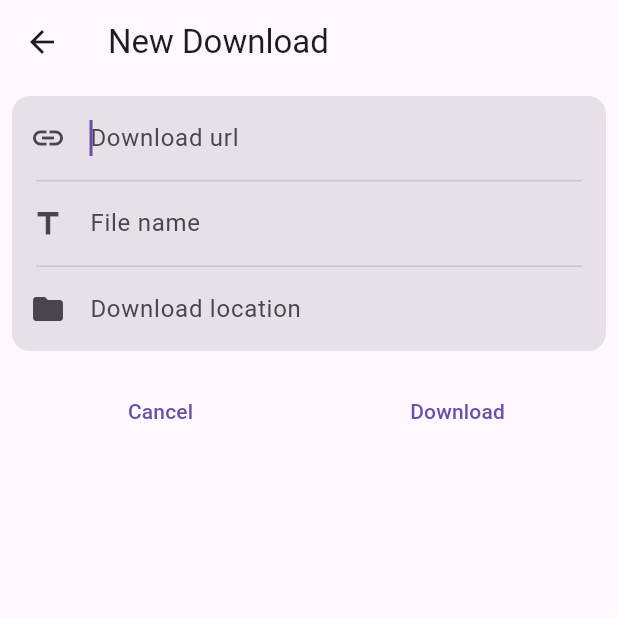
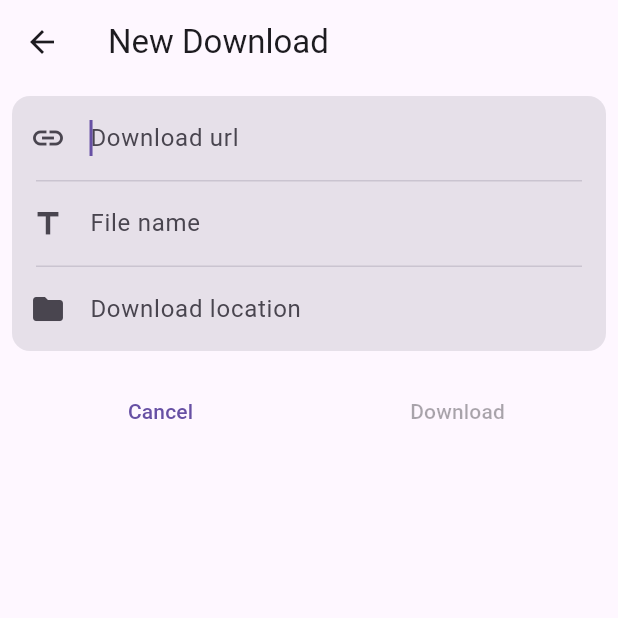
Before and after one commit to aim22-projects/toolbox_old, a Flutter app: the screen it shows after launch, after a tap on the "add" icon, on a phone screen of 412 x 824 dp, the top half of it. Run offline on Flutter 3.47's test engine with Material 3 defaults, Android fonts, the phone set to English and light mode, and no system bars; our stand-ins replace go_router, sqflite; missing offline and left inert: receive_sharing_intent; accounts and stored records are empty.

```diff
--- a/lib/models/download.dart
+++ b/lib/models/download.dart
@@ -20,6 +20,7 @@ class DownloadFields {
   static const String location = 'location';
   static const String createdAt = 'createdAt';
   static const String downloadStatus = 'downloadStatus';
+  static const String thumbnailUrl = 'thumbnailUrl';
 
   // table name
   static const String tableName = 'downloads';
@@ -32,6 +33,7 @@ class Download {
   String location;
   String createdAt;
   DownloadStatus downloadStatus;
+  String thumbnailUrl;
 
   Download({
     this.id,
@@ -40,6 +42,7 @@ class Download {
     required this.location,
     required this.createdAt,
     required this.downloadStatus,
+    required this.thumbnailUrl,
   });
 
   Download.from(Map<String, dynamic> value)
@@ -48,7 +51,35 @@ class Download {
         name = value[DownloadFields.name],
         location = value[DownloadFields.location],
         createdAt = value[DownloadFields.createdAt],
-        downloadStatus = DownloadStatus.values[value[DownloadFields.id]];
+        downloadStatus = DownloadStatus.values.firstWhere(
+            (item) => item.value == value[DownloadFields.createdAt],
+            orElse: () => DownloadStatus.loading),
+        thumbnailUrl = value[DownloadFields.thumbnailUrl];
+
+  factory Download.fromJson(Map<String, dynamic> json) {
+    return switch (json) {
+      {
+        'id': int id,
+        'url': String url,
+        'name': String name,
+        'location': String location,
+        'createdAt': String createdAt,
+        'downloadStatus': int downloadStatus,
+        'thumbnailUrl': String thumbnailUrl,
+      } =>
+        Download(
+            id: id,
+            url: url,
+            name: name,
+            location: location,
+            createdAt: createdAt,
+            downloadStatus: DownloadStatus.values.firstWhere(
+                (item) => item.value == downloadStatus,
+                orElse: () => DownloadStatus.loading),
+            thumbnailUrl: thumbnailUrl),
+      _ => throw const FormatException('Failed to load album.'),
+    };
+  }
 
   Map<String, dynamic> toMap() => {
         DownloadFields.id: id,
@@ -56,6 +87,7 @@ class Download {
         DownloadFields.name: name,
         DownloadFields.location: location,
         DownloadFields.createdAt: createdAt,
-        DownloadFields.downloadStatus: downloadStatus.value
+        DownloadFields.downloadStatus: downloadStatus.value,
+        DownloadFields.thumbnailUrl: thumbnailUrl
       };
 }
--- /dev/null
+++ b/lib/providers/new_download.dart
@@ -0,0 +1,58 @@
+import 'package:flutter/material.dart';
+import 'package:go_router/go_router.dart';
+import 'package:toolbox/models/download.dart';
+import 'package:toolbox/repositories/database/downloads.dart';
+
+class NewDownloadProvider extends ChangeNotifier {
+  final urlInputController = TextEditingController();
+  final fileNameInputController = TextEditingController();
+  final downloadLocationInputController = TextEditingController();
+
+  final BuildContext context;
+  final String? downloadUrl;
+  final DownloadsRepository downloadsRepository = DownloadsRepository();
+
+  NewDownloadProvider({required this.context, this.downloadUrl}) {
+    if (downloadUrl != null) {
+      urlInputController.text = downloadUrl!;
+    }
+    urlInputController.addListener(_onFormChanged);
+    fileNameInputController.addListener(_onFormChanged);
+    downloadLocationInputController.addListener(_onFormChanged);
+  }
+  void _onFormChanged() {
+    notifyListeners();
+  }
+
+  @override
+  void dispose() {
+    urlInputController.dispose();
+    fileNameInputController.dispose();
+    downloadLocationInputController.dispose();
+    super.dispose();
+  }
+
+  bool get isFormValid =>
+      urlInputController.text.isNotEmpty &&
+      fileNameInputController.text.isNotEmpty &&
+      downloadLocationInputController.text.isNotEmpty;
+
+  Future<void> Function()? get addNewDownloadEvent =>
+      isFormValid ? addNewDownloadTask : null;
+
+  Future<void> addNewDownloadTask() async {
+    await downloadsRepository.insertDownload(
+      Download(
+        url: urlInputController.text,
+        name: fileNameInputController.text,
+        location: downloadLocationInputController.text,
+        createdAt: DateTime.now().toIso8601String(),
+        downloadStatus: DownloadStatus.completed,
+        thumbnailUrl: '',
+      ),
+    );
+    // ignore: use_build_context_synchronously
+    GoRouter.of(context).pop();
+    // if (result)
+  }
+}
--- a/lib/repositories/database/base.dart
+++ b/lib/repositories/database/base.dart
@@ -12,12 +12,18 @@ class BaseDatabaseRepository {
   Database? _database;
 
   Future<Database?> get database async {
+    // 1. return _database if not null;
+
     if (_database != null) {
       return _database;
     }
-    // return _database;
-    _database = await _initDatabase();
-    return _database!;
+
+    // 2. init database, set to _database and return
+    // _database = await _initDatabase();
+    // return _database!;
+
+    // 2. init database, set to _database and return
+    return _database = await _initDatabase();
   }
 
   Future<Database> _initDatabase() async {
@@ -25,9 +31,4 @@ class BaseDatabaseRepository {
     final path = join(dbPath, 'app_database.db');
     return await openDatabase(path, version: 1);
   }
-
-  void _createTables(Database db, int version) async {
-    // await db.execute(PostService.createTableQuery);
-    // await db.execute(DownloadService.createTableQuery);
-  }
 }
--- a/lib/repositories/database/downloads.dart
+++ b/lib/repositories/database/downloads.dart
@@ -28,7 +28,8 @@ class DownloadsRepository {
       ${DownloadFields.name} TEXT NOT NULL,
       ${DownloadFields.location} TEXT NOT NULL,
       ${DownloadFields.createdAt} TEXT NOT NULL,
-      ${DownloadFields.downloadStatus} INTEGER NOT NULL
+      ${DownloadFields.downloadStatus} INTEGER NOT NULL,
+      ${DownloadFields.thumbnailUrl} TEXT
     )
   ''';
 
--- a/lib/screens/downloads.dart
+++ b/lib/screens/downloads.dart
@@ -1,97 +1,36 @@
 import 'package:flutter/material.dart';
-import 'package:go_router/go_router.dart';
+import 'package:provider/provider.dart';
 import 'package:toolbox/models/download.dart';
-import 'package:toolbox/repositories/database/downloads.dart';
+import 'package:toolbox/providers/downloads.dart';
 import 'package:toolbox/widgets/download_tile.dart';
 
-class DownloadsScreen extends StatefulWidget {
+class DownloadsScreen extends StatelessWidget {
   const DownloadsScreen({super.key});
 
   @override
-  State<DownloadsScreen> createState() => _DownloadsScreenState();
-}
-
-class _DownloadsScreenState extends State<DownloadsScreen>
-    with WidgetsBindingObserver {
-  DownloadsRepository downloadsRepository = DownloadsRepository();
-
-  List<Download> downloads = [];
-
-  @override
-  void initState() {
-    init();
-    WidgetsBinding.instance.addObserver(this);
-    super.initState();
-  }
-
-  @override
-  void dispose() {
-    WidgetsBinding.instance.removeObserver(this);
-    super.dispose();
-  }
-
-  @override
-  void didChangeAppLifecycleState(AppLifecycleState state) {
-    if (state == AppLifecycleState.resumed) {
-      init();
-    }
-  }
-
-  Future<void> init() async {
-    // await Future<void>.delayed(const Duration(seconds: 3));
-
-    // 1. fetch database values
-    var result = await downloadsRepository.getDownloads();
-
-    // 2. result
-    setState(() => downloads = result ?? []);
-  }
-
-  @override
   Widget build(BuildContext context) {
-    return Scaffold(
+    return ChangeNotifierProvider(
+      create: (context) => DownloadsProvider(context: context),
+      builder: (context, child) => Scaffold(
         resizeToAvoidBottomInset: true,
         appBar: AppBar(
           title: const Text('Downloads'),
-        // titleTextStyle: Theme.of(context).textTheme.titleMedium,
         ),
-      // bottomNavigationBar: BottomNavigationBar(
-      //   items: const [
-      //     BottomNavigationBarItem(
-      //       icon: Icon(Icons.share),
-      //       label: 'Share',
-      //     ),
-      //     BottomNavigationBarItem(
-      //       icon: Icon(Icons.edit_square),
-      //       label: 'Rename',
-      //     ),
-      //     BottomNavigationBarItem(
-      //       icon: Icon(Icons.info),
-      //       label: 'Details',
-      //     ),
-      //     BottomNavigationBarItem(
-      //       icon: Icon(Icons.delete),
-      //       label: 'Delete',
-      //     ),
-      //     BottomNavigationBarItem(
-      //       icon: Icon(Icons.more_vert),
-      //       label: 'More',
-      //     ),
-      //   ],
-      // ),
         body: RefreshIndicator(
-        onRefresh: init,
+          onRefresh: context.read<DownloadsProvider>().init,
           child: CustomScrollView(
             physics: const AlwaysScrollableScrollPhysics(),
             slivers: [
               SliverToBoxAdapter(
                 child: Card.filled(
                   margin: const EdgeInsets.all(8),
-                child: ListView.separated(
+                  child: Selector<DownloadsProvider, List<Download>>(
+                    selector: (context, provider) => provider.downloads,
+                    builder: (context, value, child) => ListView.separated(
                       shrinkWrap: true,
                       physics: const ClampingScrollPhysics(),
                       itemBuilder: (context, index) => DownloadTile(
-                    fileName: downloads[index].name,
+                        fileName: value[index].name,
                         downloadStatus: DownloadStatus.completed,
                       ),
                       separatorBuilder: (context, index) => const Divider(
@@ -99,20 +38,23 @@ class _DownloadsScreenState extends State<DownloadsScreen>
                         indent: 16,
                         endIndent: 16,
                       ),
-                  itemCount: downloads.length,
+                      itemCount: value.length,
+                    ),
                   ),
                 ),
               ),
             ],
           ),
         ),
-      floatingActionButton: FloatingActionButton(
-        onPressed: () async {
-          var result = await GoRouter.of(context).push('/downloads/new');
-          init();
-        },
+        floatingActionButton:
+            Selector<DownloadsProvider, Future<void> Function()>(
+          selector: (_, provider) => provider.goToNewDownloadScreen,
+          builder: (context, value, child) => FloatingActionButton(
+            onPressed: value,
             child: const Icon(Icons.add),
             // onPressed: () => NewDownloadSheet.show(context),
+          ),
+        ),
       ),
     );
   }
--- a/lib/screens/new_download.dart
+++ b/lib/screens/new_download.dart
@@ -1,46 +1,45 @@
 import 'package:flutter/material.dart';
 import 'package:go_router/go_router.dart';
-import 'package:toolbox/models/download.dart';
-import 'package:toolbox/repositories/database/downloads.dart';
+import 'package:provider/provider.dart';
+import 'package:toolbox/providers/new_download.dart';
 
-class NewDownload extends StatefulWidget {
+class NewDownload extends StatelessWidget {
   final String? downloadUrl;
   const NewDownload({super.key, this.downloadUrl});
 
   @override
-  State<NewDownload> createState() => _NewDownloadState();
+  Widget build(BuildContext context) {
+    return ChangeNotifierProvider<NewDownloadProvider>(
+      create: (context) => NewDownloadProvider(
+        context: context,
+        downloadUrl: downloadUrl,
+      ),
+      child: Scaffold(
+        appBar: AppBar(
+          title: const Text('New Download'),
+        ),
+        body: const NewDownloadForm(),
+      ),
+    );
+  }
 }
 
-class _NewDownloadState extends State<NewDownload> {
-  final urlInputController = TextEditingController();
-  final fileNameInputController = TextEditingController();
-  final downloadLocationInputController = TextEditingController();
-  String? downloadUrl = '';
-
-  DownloadsRepository downloadsRepository = DownloadsRepository();
-
-  @override
-  void initState() {
-    urlInputController.text = widget.downloadUrl ?? '';
-
-    super.initState();
-  }
+class NewDownloadForm extends StatelessWidget {
+  const NewDownloadForm({super.key});
 
   @override
   Widget build(BuildContext context) {
-    return Scaffold(
-      appBar: AppBar(
-        title: const Text('New Download'),
-      ),
-      body: Column(
+    return Column(
       children: [
         Card.filled(
           margin: const EdgeInsets.all(8),
           child: Column(
             mainAxisSize: MainAxisSize.min,
             children: [
-                TextField(
-                  controller: urlInputController,
+              Selector<NewDownloadProvider, TextEditingController>(
+                selector: (_, provider) => provider.urlInputController,
+                builder: (context, value, child) => TextField(
+                  controller: value,
                   decoration: const InputDecoration(
                     prefixIcon: Icon(Icons.link),
                     border: OutlineInputBorder(borderSide: BorderSide.none),
@@ -52,13 +51,16 @@ class _NewDownloadState extends State<NewDownload> {
                   keyboardType: TextInputType.multiline,
                   maxLines: null,
                 ),
+              ),
               const Divider(
                 height: 1,
                 indent: 16,
                 endIndent: 16,
               ),
-                TextField(
-                  controller: fileNameInputController,
+              Selector<NewDownloadProvider, TextEditingController>(
+                selector: (_, provider) => provider.fileNameInputController,
+                builder: (context, value, child) => TextField(
+                  controller: value,
                   decoration: const InputDecoration(
                     prefixIcon: Icon(Icons.title),
                     border: OutlineInputBorder(borderSide: BorderSide.none),
@@ -67,13 +69,17 @@ class _NewDownloadState extends State<NewDownload> {
                     // label: Text('File name'),
                   ),
                 ),
+              ),
               const Divider(
                 height: 1,
                 indent: 16,
                 endIndent: 16,
               ),
-                TextField(
-                  controller: downloadLocationInputController,
+              Selector<NewDownloadProvider, TextEditingController>(
+                selector: (_, provider) =>
+                    provider.downloadLocationInputController,
+                builder: (context, value, child) => TextField(
+                  controller: value,
                   decoration: const InputDecoration(
                     prefixIcon: Icon(Icons.folder),
                     border: OutlineInputBorder(borderSide: BorderSide.none),
@@ -82,6 +88,7 @@ class _NewDownloadState extends State<NewDownload> {
                     helperMaxLines: 1,
                     hintText: 'Download location',
                     // label: TextText('Download location'),
+                  ),
                 ),
               ),
             ],
@@ -98,29 +105,19 @@ class _NewDownloadState extends State<NewDownload> {
                   child: const Text("Cancel"),
                 ),
               ),
-                Expanded(
+              Selector<NewDownloadProvider, Future<void> Function()?>(
+                selector: (_, provider) => provider.addNewDownloadEvent,
+                builder: (context, value, child) => Expanded(
                   child: TextButton(
-                    onPressed: () async {
-                      var result = await downloadsRepository.insertDownload(
-                        Download(
-                            url: urlInputController.text,
-                            name: fileNameInputController.text,
-                            location: downloadLocationInputController.text,
-                            createdAt: '',
-                            downloadStatus: DownloadStatus.completed),
-                      );
-                      // ignore: use_build_context_synchronously
-                      GoRouter.of(context).pop();
-                      // if (result)
-                    },
+                    onPressed: value,
                     child: const Text("Download"),
+                  ),
                 ),
               ),
             ],
           ),
         )
       ],
-      ),
     );
   }
 }
--- a/pubspec.yaml
+++ b/pubspec.yaml
@@ -16,6 +16,8 @@ dependencies:
   go_router: ^14.2.1
   sqflite: ^2.3.3+1
   path: ^1.9.0
+  http: ^1.2.2
+  provider: ^6.1.2
 
 dev_dependencies:
   flutter_test:
```
Also changed, not shown: lib/models/instagram_reel.dart (added, +11 -0 lines), lib/providers/downloads.dart (added, +34 -0 lines), lib/services/instagram_service.dart (added, +47 -0 lines), pubspec.lock, 1 other file. Lines whose indentation alone changed are shown as unchanged.
